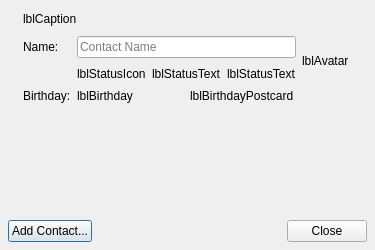
Qt form src/plugins/metacontacts/metaprofiledialog.ui (silvansky/Contacts) before a commit.
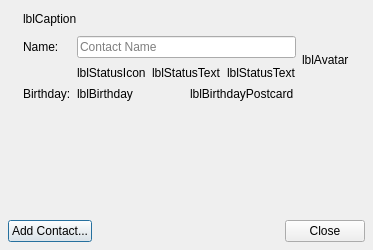
The same form after that commit.

Patch:
```diff
--- a/src/plugins/metacontacts/metaprofiledialog.ui
+++ b/src/plugins/metacontacts/metaprofiledialog.ui
@@ -81,10 +81,22 @@
         </item>
         <item row="0" column="2" rowspan="2">
          <widget class="QLabel" name="lblAvatar">
+          <property name="sizePolicy">
+           <sizepolicy hsizetype="Fixed" vsizetype="Fixed">
+            <horstretch>0</horstretch>
+            <verstretch>0</verstretch>
+           </sizepolicy>
+          </property>
           <property name="minimumSize">
            <size>
-            <width>50</width>
-            <height>50</height>
+            <width>48</width>
+            <height>48</height>
+           </size>
+          </property>
+          <property name="maximumSize">
+           <size>
+            <width>48</width>
+            <height>48</height>
            </size>
           </property>
           <property name="text">
```
